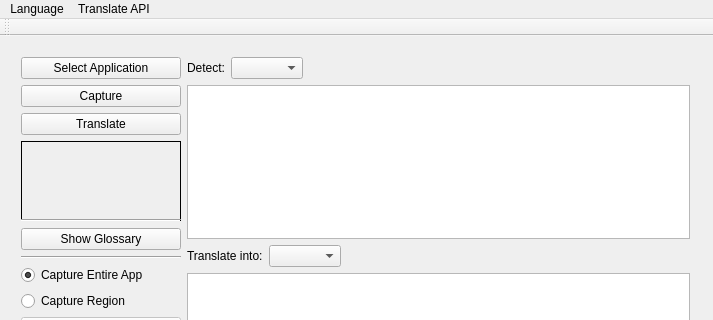
wlssirius/ChaosTranslate, file ChaosTranslate.ui: the form before one commit; both pictures show x 0 to 713 and y 0 to 320 of the 713 by 469 pixel window.
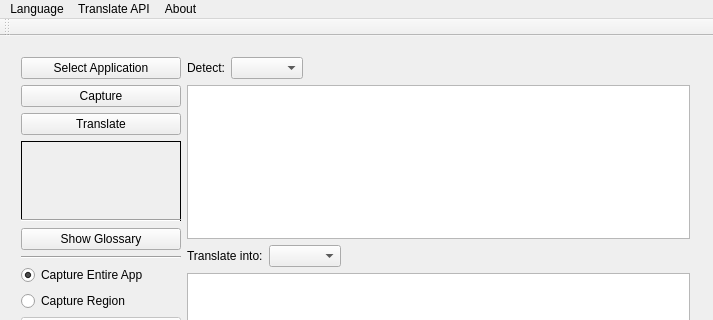
The form after the commit. Icons and pictures are not drawn. Custom widgets are drawn as their Qt base class.

```diff
--- a/ChaosTranslate.ui
+++ b/ChaosTranslate.ui
@@ -358,8 +358,15 @@
     <addaction name="actionBing"/>
     <addaction name="actionYandex"/>
    </widget>
+   <widget class="QMenu" name="menuAbout">
+    <property name="title">
+     <string>About</string>
+    </property>
+    <addaction name="actionAbout"/>
+   </widget>
    <addaction name="menuLanguage"/>
    <addaction name="menuTranslate_API"/>
+   <addaction name="menuAbout"/>
   </widget>
   <widget class="QToolBar" name="mainToolBar">
    <attribute name="toolBarArea">
```
Left out of the diff: 5 changed lines with no effect on the pictures.
